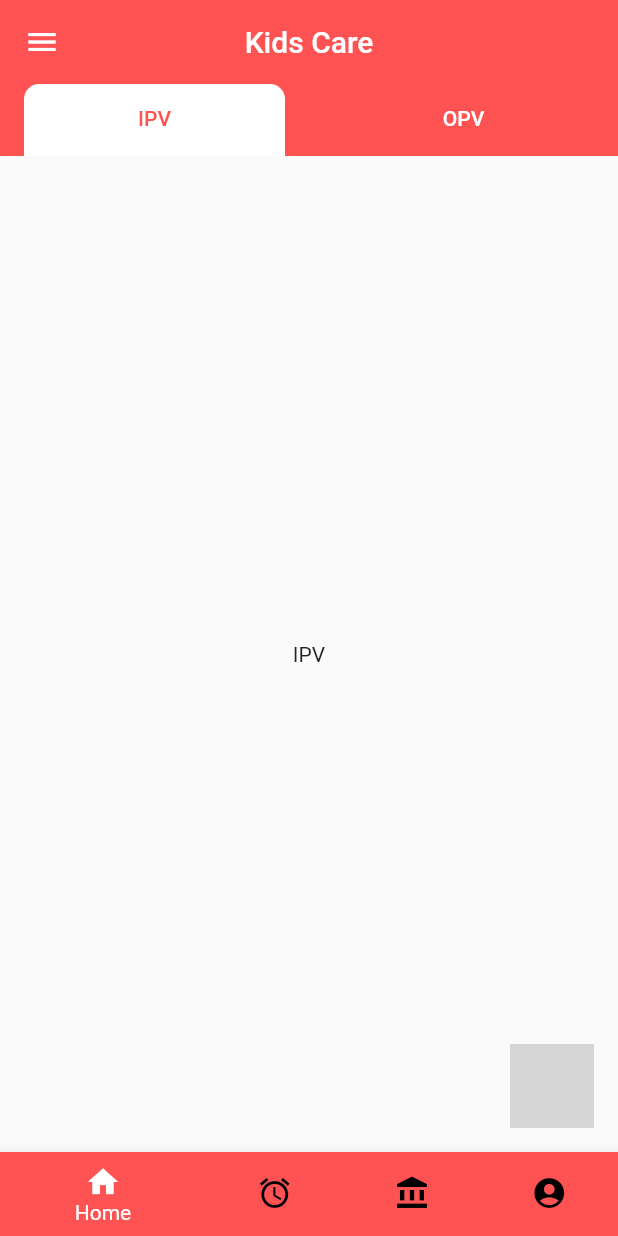
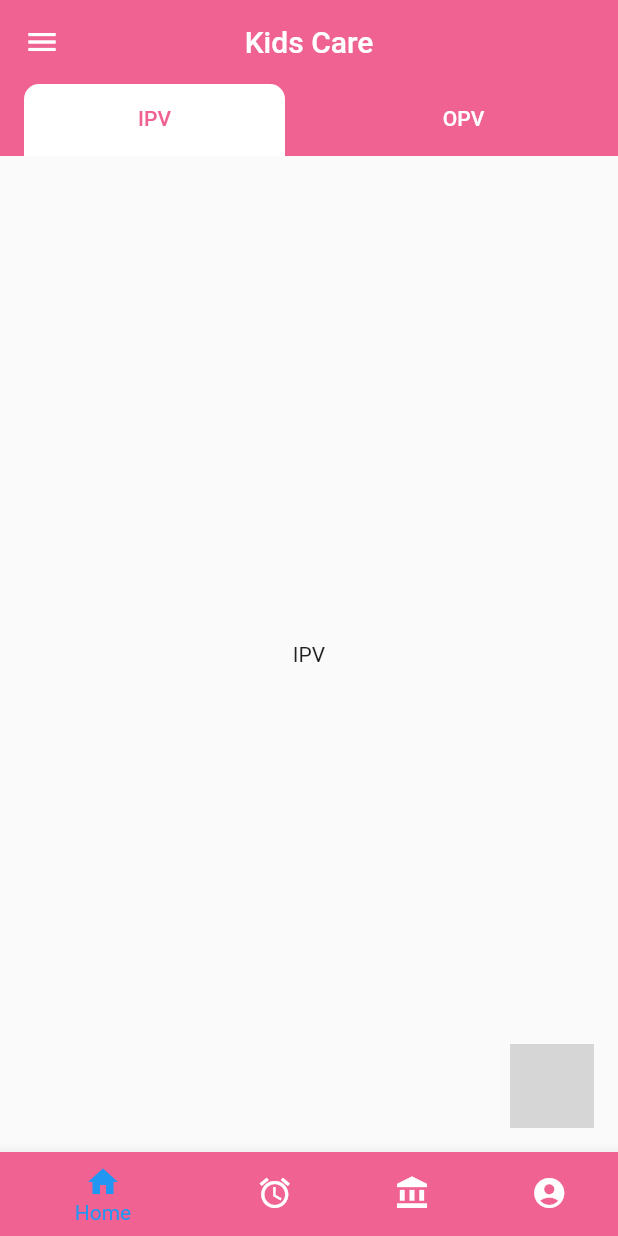
Before and after one commit to lijogeorgep/kids-care, a Flutter app: the BottomNavigation screen opened directly, on a phone screen of 412 x 824 dp. Run offline on Flutter 3.47's test engine with Material 2 defaults, Android fonts, the phone set to English and light mode, and no system bars; our stand-ins replace intro_slider, splashscreen; missing offline and left inert: circular_menu; grey boxes are pictures that could not be loaded.

```diff
--- a/lib/presentation/screens/HomePage.dart
+++ b/lib/presentation/screens/HomePage.dart
@@ -14,11 +14,11 @@ class _HomePageState extends State<HomePage> {
         appBar: AppBar(
           title: Text('Kids Care'),
           centerTitle: true,
-          backgroundColor: Colors.redAccent,
+          backgroundColor: Colors.pink.shade300,
           elevation: 0,
           // automaticallyImplyLeading: false,
           bottom: TabBar(
-              labelColor: Colors.redAccent,
+            labelColor: Colors.pink.shade300,
             unselectedLabelColor: Colors.white,
             indicatorSize: TabBarIndicatorSize.label,
             indicator: BoxDecoration(
@@ -39,31 +39,42 @@ class _HomePageState extends State<HomePage> {
                   child: Text("OPV"),
                 ),
               ),
-
             ],
           ),
-
         ),
         body: TabBarView(
-          children: [
-            Center(child: Text('IPV')),
-            Center(child: Text('OPV'))
-
-          ],
+          children: [Center(child: Text('IPV')), Center(child: Text('OPV'))],
         ),
         drawer: Container(
           // width:MediaQuery.of(context).size.width/2,
           child: Drawer(
-
             child: Container(
-
-            color: Colors.blueGrey.shade900 ,
+              color: Colors.pink.shade300,
               child: ListView(
                 children: [
-                DrawerHeader(child: Text('Header section')),
-               ListTile(title: Text('itme1',style: TextStyle(color: Colors.white),),),
-                ListTile(title: Text('itme2',style: TextStyle(color: Colors.white),),),
-                ListTile(title: Text('itme3',style: TextStyle(color: Colors.white),),),
+                  Container(
+                      decoration: BoxDecoration(
+                        color: Colors.white,
+                      ),
+                      child: DrawerHeader(child: Text('Header section'))),
+                  ListTile(
+                    title: Text(
+                      'itme1',
+                      style: TextStyle(color: Colors.white),
+                    ),
+                  ),
+                  ListTile(
+                    title: Text(
+                      'itme2',
+                      style: TextStyle(color: Colors.white),
+                    ),
+                  ),
+                  ListTile(
+                    title: Text(
+                      'itme3',
+                      style: TextStyle(color: Colors.white),
+                    ),
+                  ),
                 ],
               ),
             ),
--- a/lib/presentation/widgets/bottom_navigation.dart
+++ b/lib/presentation/widgets/bottom_navigation.dart
@@ -1,17 +1,11 @@
-
-
 import 'dart:math';
-
+import 'package:flutter/material.dart';
 import 'package:circular_menu/circular_menu.dart';
-import 'package:flutter/material.dart';
 import 'package:kids_care/presentation/screens/HomePage.dart';
 import 'package:kids_care/presentation/screens/Medicine.dart';
 import 'package:kids_care/presentation/screens/doctors.dart';
 import 'package:kids_care/presentation/screens/patients.dart';
 import 'package:kids_care/presentation/screens/testpage.dart';
-
-
-
 
 class BottomNavigation extends StatefulWidget {
   @override
@@ -19,7 +13,6 @@ class BottomNavigation extends StatefulWidget {
 }
 
 class _BottomNavigationState extends State<BottomNavigation> {
-
   Color _color = Colors.black;
   int _selectedIndex = 0;
   final List<Widget> _widgetOptions = [
@@ -27,7 +20,6 @@ class _BottomNavigationState extends State<BottomNavigation> {
     Medicine(),
     Doctors(),
     Patients()
-
   ];
 
   void _onItemTapped(int index) {
@@ -43,14 +35,11 @@ class _BottomNavigationState extends State<BottomNavigation> {
       body: Center(
         child: _widgetOptions[_selectedIndex],
       ),
-      bottomNavigationBar:
-
-       Theme(
-         data:  Theme.of(context).copyWith(
-           canvasColor: Colors.redAccent,
+      bottomNavigationBar: Theme(
+        data: Theme.of(context).copyWith(
+          canvasColor: Colors.pink.shade300,
         ),
         child: BottomNavigationBar(
-
           items: [
             BottomNavigationBarItem(
               // icon: ImageIcon(AssetImage('assets/dashboard.png')),
@@ -71,21 +60,20 @@ class _BottomNavigationState extends State<BottomNavigation> {
             ),
           ],
           currentIndex: _selectedIndex,
-            selectedItemColor: Colors.white,
-            unselectedItemColor: Colors.black,
+          selectedItemColor: Colors.blue.shade500,
+          unselectedItemColor: Colors.white,
           onTap: _onItemTapped,
         ),
       ),
-floatingActionButton:
-CircularMenu(
-  startingAngleInRadian : 1.0 * pi ,
+      floatingActionButton: CircularMenu(
+        startingAngleInRadian: 1.0 * pi,
         // last item angle
-  endingAngleInRadian : 1.6*pi,
+        endingAngleInRadian: 1.5 * pi,
         alignment: Alignment.bottomRight,
         // backgroundWidget: Center(
         //   child: Text('nothing to show'),
         // ),
-  toggleButtonColor: Colors.blueGrey[900],
+        toggleButtonColor: Colors.blue.shade500,
         items: [
           CircularMenuItem(
               icon: Icons.home,
@@ -93,9 +81,9 @@ CircularMenu(
               onTap: () {
                 setState(() {
                   _color = Colors.green;
-            Navigator.push(context,MaterialPageRoute(builder: (context)=>TestPage()));
+                  Navigator.push(context,
+                      MaterialPageRoute(builder: (context) => TestPage()));
                   // _colorName = 'Green';
-
                 });
               }),
           CircularMenuItem(
@@ -117,11 +105,8 @@ CircularMenu(
                   // _colorName = 'Orange';
                 });
               }),
-
-
         ],
       ),
-
     );
   }
 }
--- a/lib/presentation/widgets/introduction_slider.dart
+++ b/lib/presentation/widgets/introduction_slider.dart
@@ -21,7 +21,7 @@ class _IntroductionSliderState extends State<IntroductionSlider> {
         title: "Vaccination",
         description: "Allow miles wound place the leave had. To sitting subject no improve studied limited",
         pathImage: "assets/images/sliderOne.jpg",
-        backgroundColor: Color(0xfFFFFFF),
+        backgroundColor: Colors.blue.shade300,
       ),
     );
     slides.add(
@@ -29,7 +29,7 @@ class _IntroductionSliderState extends State<IntroductionSlider> {
         title: "Oral vaccine",
         description: "Ye indulgence unreserved connection alteration appearance",
         pathImage: "assets/images/sliderTwo.jpg",
-        backgroundColor: Color(0xff203152),
+        backgroundColor: Colors.pink.shade300,
       ),
     );
     slides.add(
@@ -38,7 +38,7 @@ class _IntroductionSliderState extends State<IntroductionSlider> {
         description:
         "Much evil soon high in hope do view. Out may few northward believing attempted. Yet timed being songs marry one defer men our. Although finished blessing do of",
         pathImage: "assets/images/sliderThree.jpg",
-        backgroundColor: Color(0xff9932CC),
+        backgroundColor:Colors.blue.shade300,
       ),
     );
   }
```
Also changed, not shown: assets/images/kids-care-logo.png (added). Lines whose indentation alone changed are shown as unchanged.
